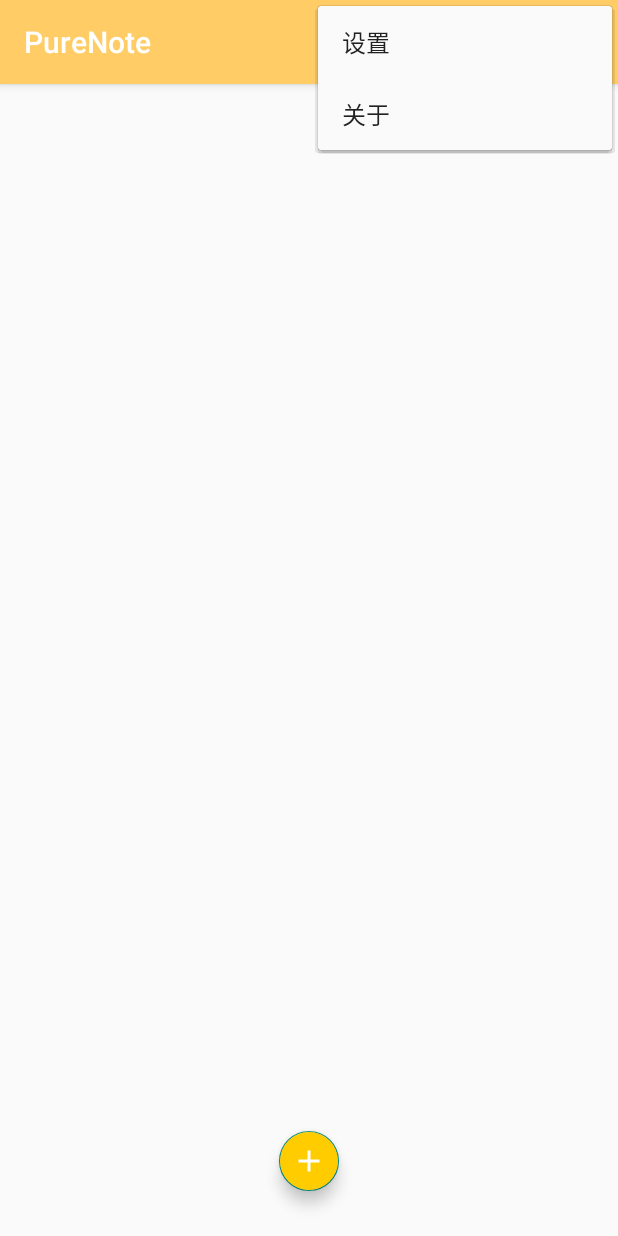
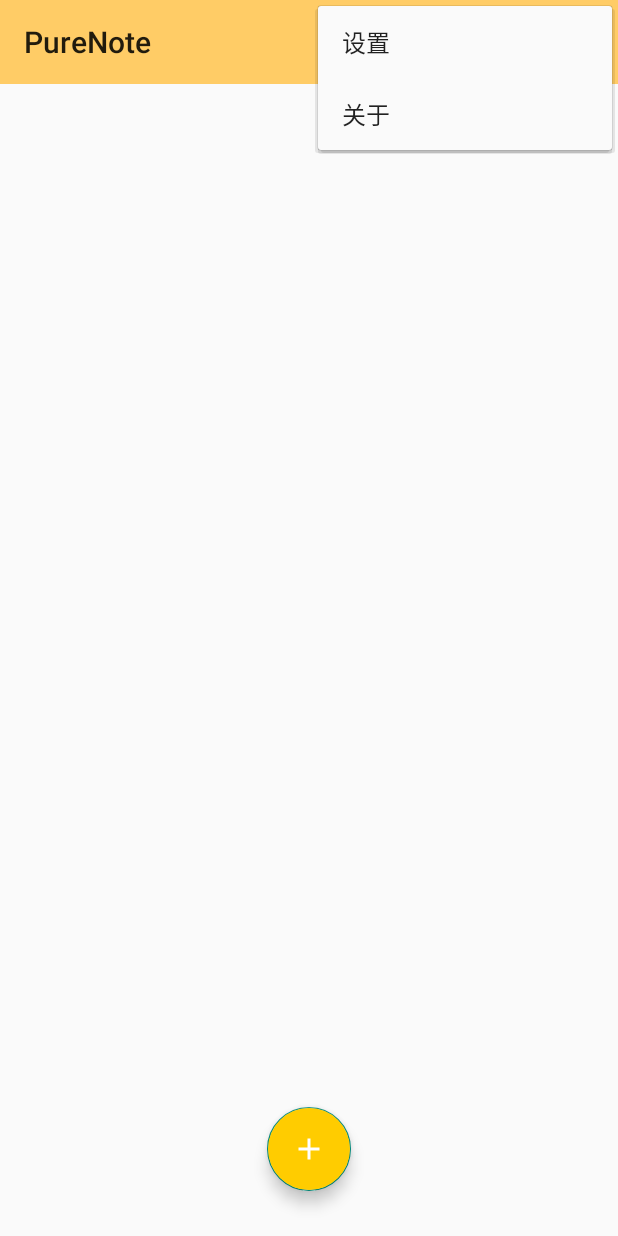
Before and after one commit to guiyujin/PureNote, an Android app: the screen it shows after launch (MainActivity), with the options menu open, on a phone screen of 412 x 824 dp. Run offline under Robolectric (Android 15) with nearby library versions, the phone set to English and light mode, and no system bars.

Commit message:
toolbar bug

```diff
--- a/app/src/main/AndroidManifest.xml
+++ b/app/src/main/AndroidManifest.xml
@@ -8,10 +8,11 @@
         android:label="@string/app_name"
         android:roundIcon="@mipmap/ic_launcher_round"
         android:supportsRtl="true"
-        android:theme="@style/AppTheme">
+        android:theme="@style/AppTheme.NoActionBar">
         <activity android:name="com.example.purenote.DetailActivity"></activity>
         <activity android:name="com.example.purenote.AddContent" />
         <activity android:name="com.example.purenote.MainActivity">
+
             <intent-filter>
                 <action android:name="android.intent.action.MAIN" />
 
--- a/app/src/main/java/com/example/purenote/MainActivity.java
+++ b/app/src/main/java/com/example/purenote/MainActivity.java
@@ -1,6 +1,7 @@
 package com.example.purenote;
 
 import androidx.appcompat.app.AppCompatActivity;
+import androidx.appcompat.widget.Toolbar;
 
 import android.content.Intent;
 import android.database.Cursor;
@@ -23,6 +24,7 @@ public class MainActivity extends AppCompatActivity implements View.OnClickListe
     private Intent intent;
     private MyAdapter adapter;
     private Cursor cursor;
+    private Toolbar mtoolbar;
 
     @Override
     protected void onCreate(Bundle savedInstanceState) {
@@ -36,6 +38,9 @@ public class MainActivity extends AppCompatActivity implements View.OnClickListe
     public void initView(){
         lv = findViewById(R.id.list);
         fab = findViewById(R.id.add);
+        mtoolbar = findViewById(R.id.toolbar);
+        mtoolbar.setTitle("PureNote");
+        setSupportActionBar(mtoolbar);
         fab.setOnClickListener(this);
         lv.setOnItemClickListener(new AdapterView.OnItemClickListener() {
             @Override
--- a/app/src/main/res/layout/activity_main.xml
+++ b/app/src/main/res/layout/activity_main.xml
@@ -5,12 +5,17 @@
     xmlns:app="http://schemas.android.com/apk/res-auto"
     android:orientation="vertical">
 
-    <ListView
-        android:id="@+id/list"
+    <androidx.appcompat.widget.Toolbar
+        android:id="@+id/toolbar"
         android:layout_width="match_parent"
         android:layout_height="wrap_content"
-        >
-    </ListView>
+        android:background="@color/colorPrimary"
+        android:minHeight="?actionBarSize"
+        android:theme="?actionBarTheme"
+        />
+
+
+    <include layout="@layout/list"/>
 
     <com.google.android.material.floatingactionbutton.FloatingActionButton
         android:id="@+id/add"
@@ -19,7 +24,7 @@
         android:layout_alignParentBottom="true"
         android:layout_centerInParent="true"
         android:layout_margin="30dp"
-        app:fabSize="mini"
+        app:fabSize="normal"
         android:clickable="true"
         android:focusable="true"
         android:backgroundTint="@color/add"
--- /dev/null
+++ b/app/src/main/res/layout/list.xml
@@ -0,0 +1,14 @@
+<?xml version="1.0" encoding="utf-8"?>
+<LinearLayout xmlns:android="http://schemas.android.com/apk/res/android"
+    xmlns:app="http://schemas.android.com/apk/res-auto"
+    app:layout_behavior="@string/appbar_scrolling_view_behavior"
+    android:layout_width="match_parent"
+    android:layout_height="match_parent">
+
+    <ListView
+        android:id="@+id/list"
+        android:layout_width="match_parent"
+        android:layout_height="wrap_content">
+    </ListView>
+
+</LinearLayout>
--- a/app/src/main/res/values/styles.xml
+++ b/app/src/main/res/values/styles.xml
@@ -1,12 +1,17 @@
 <?xml version="1.1" encoding="utf-8"?>
 <resources>
-    <style name="AppTheme1" parent="Theme.AppCompat.DayNight.NoActionBar" />
+    <style name="AppTheme.NoActionBar" parent="Theme.Design.Light.NoActionBar"/>
 
     <style name="AppTheme" parent="Theme.AppCompat.Light.DarkActionBar">
         <!-- Customize your theme here. -->
-        <item name="colorPrimary">@color/colorPrimary</item>
+        <item name="colorPrimary">@color/colorPrimaryDark</item>
         <item name="colorPrimaryDark">@color/colorPrimaryDark</item>
+        <item name="android:textColor">@color/black</item>
 
+    </style>
+
+    <style name="OverflowStyle">
+        <item name="android:backgroundTint">@color/black</item>
     </style>
 
     <style name="btnStyle">
```
